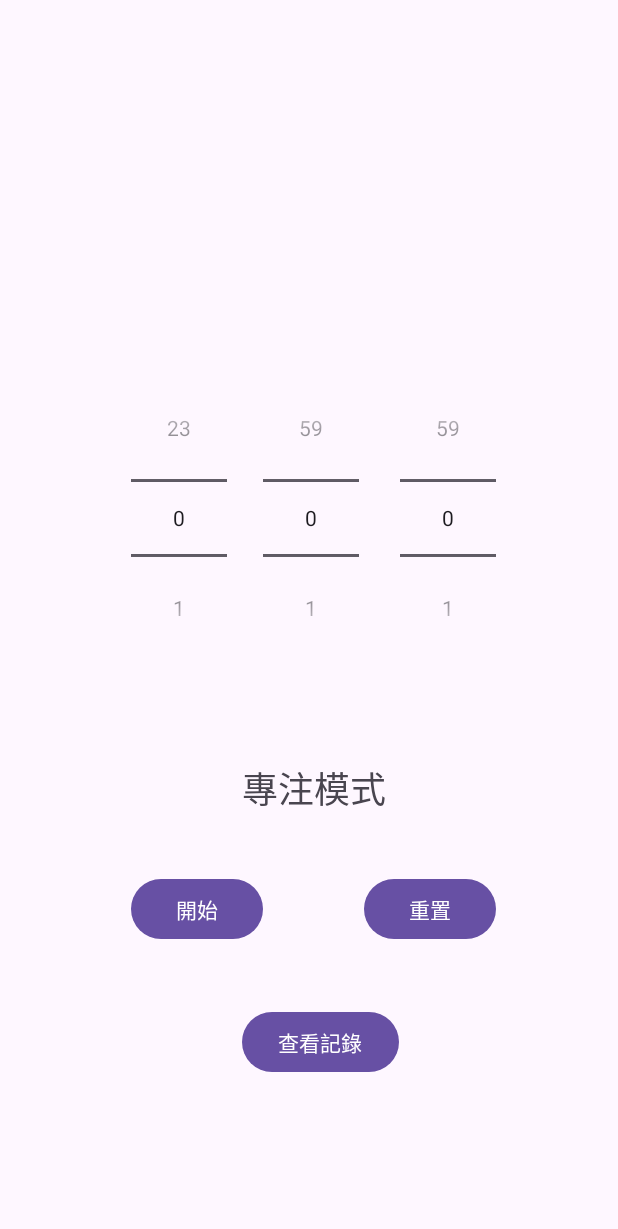
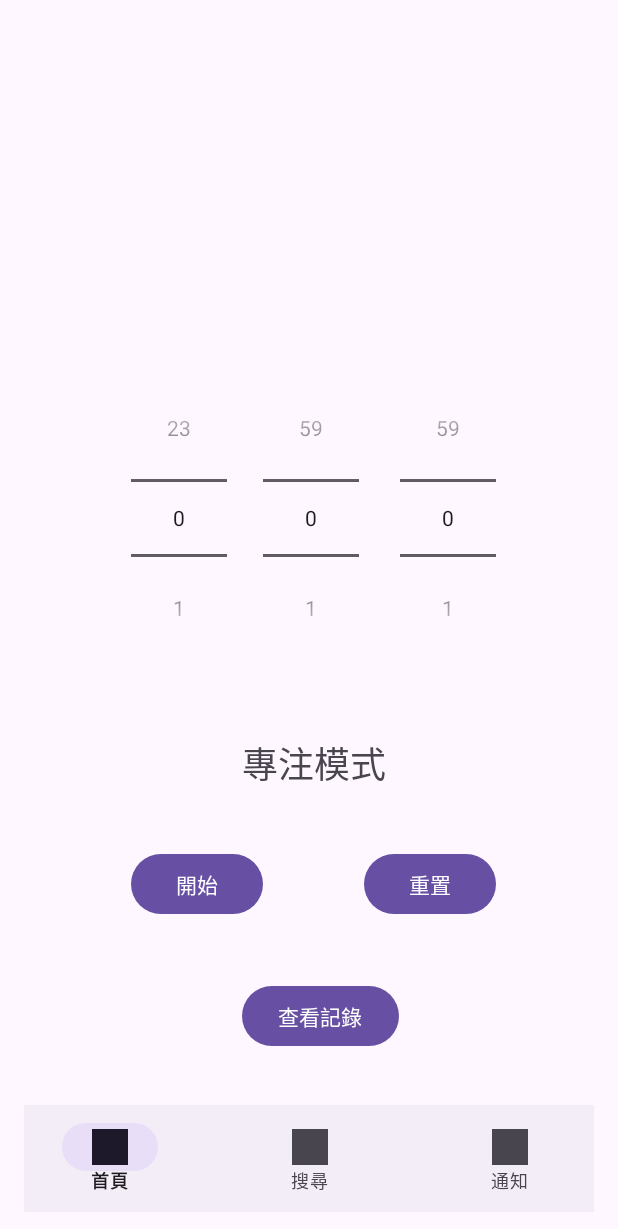
Before and after one commit to pgn-penguin/Tomato_new, an Android app: the screen it shows after launch (MainActivity), on a phone screen of 412 x 824 dp. Shown: the top 1229 px of the screen. Run offline under Robolectric (Android 15) with nearby library versions, the phone set to English and light mode, and no system bars.

Commit message:
new 導覽行(無功能)

```diff
--- a/app/src/main/res/layout/activity_main.xml
+++ b/app/src/main/res/layout/activity_main.xml
@@ -57,6 +57,19 @@
         app:layout_constraintTop_toTopOf="parent"
         app:layout_constraintVertical_bias="0.394" />
 
+    <Button
+        android:id="@+id/resetButton"
+        android:layout_width="wrap_content"
+        android:layout_height="wrap_content"
+        android:layout_marginEnd="16dp"
+        android:text="重置"
+        app:layout_constraintBottom_toBottomOf="parent"
+        app:layout_constraintEnd_toEndOf="parent"
+        app:layout_constraintHorizontal_bias="0.821"
+        app:layout_constraintStart_toStartOf="parent"
+        app:layout_constraintTop_toTopOf="parent"
+        app:layout_constraintVertical_bias="0.738" />
+
     <TextView
         android:id="@+id/modeTextView"
         android:layout_width="wrap_content"
@@ -68,7 +81,7 @@
         app:layout_constraintHorizontal_bias="0.512"
         app:layout_constraintStart_toStartOf="parent"
         app:layout_constraintTop_toTopOf="parent"
-        app:layout_constraintVertical_bias="0.65" />
+        app:layout_constraintVertical_bias="0.628" />
 
     <Button
         android:id="@+id/startPauseButton"
@@ -81,20 +94,7 @@
         app:layout_constraintHorizontal_bias="0.258"
         app:layout_constraintStart_toStartOf="parent"
         app:layout_constraintTop_toTopOf="parent"
-        app:layout_constraintVertical_bias="0.761" />
-
-    <Button
-        android:id="@+id/resetButton"
-        android:layout_width="wrap_content"
-        android:layout_height="wrap_content"
-        android:layout_marginEnd="16dp"
-        android:text="重置"
-        app:layout_constraintBottom_toBottomOf="parent"
-        app:layout_constraintEnd_toEndOf="parent"
-        app:layout_constraintHorizontal_bias="0.821"
-        app:layout_constraintStart_toStartOf="parent"
-        app:layout_constraintTop_toTopOf="parent"
-        app:layout_constraintVertical_bias="0.761" />
+        app:layout_constraintVertical_bias="0.738" />
 
     <Button
         android:id="@+id/recordButton"
@@ -106,6 +106,17 @@
         app:layout_constraintHorizontal_bias="0.529"
         app:layout_constraintStart_toStartOf="parent"
         app:layout_constraintTop_toTopOf="parent"
-        app:layout_constraintVertical_bias="0.88" />
+        app:layout_constraintVertical_bias="0.857" />
+
+    <com.google.android.material.bottomnavigation.BottomNavigationView
+        android:layout_width="400dp"
+        android:layout_height="71dp"
+        app:layout_constraintBottom_toBottomOf="parent"
+        app:layout_constraintEnd_toEndOf="parent"
+        app:layout_constraintHorizontal_bias="0.52"
+        app:layout_constraintStart_toStartOf="parent"
+        app:layout_constraintTop_toTopOf="parent"
+        app:layout_constraintVertical_bias="1.0"
+        app:menu="@xml/bottom_navigation_menu" />
 
 </androidx.constraintlayout.widget.ConstraintLayout>
--- /dev/null
+++ b/app/src/main/res/xml/bottom_navigation_menu.xml
@@ -0,0 +1,19 @@
+<?xml version="1.0" encoding="utf-8"?>
+<menu xmlns:android="http://schemas.android.com/apk/res/android">
+
+    <item
+        android:id="@+id/nav_home"
+        android:icon="@drawable/ic_launcher_background"
+        android:title="首頁" />
+
+    <item
+        android:id="@+id/nav_search"
+        android:icon="@drawable/ic_launcher_background"
+        android:title="搜尋" />
+
+    <item
+        android:id="@+id/nav_notifications"
+        android:icon="@drawable/ic_launcher_background"
+        android:title="通知" />
+
+</menu>
```
